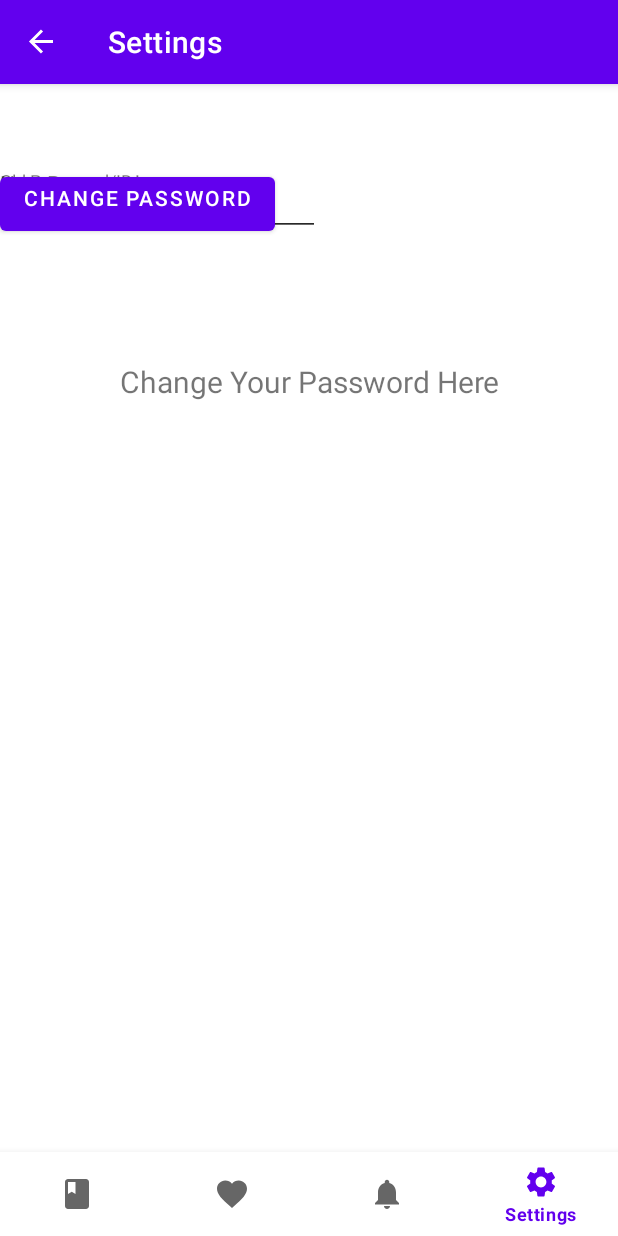
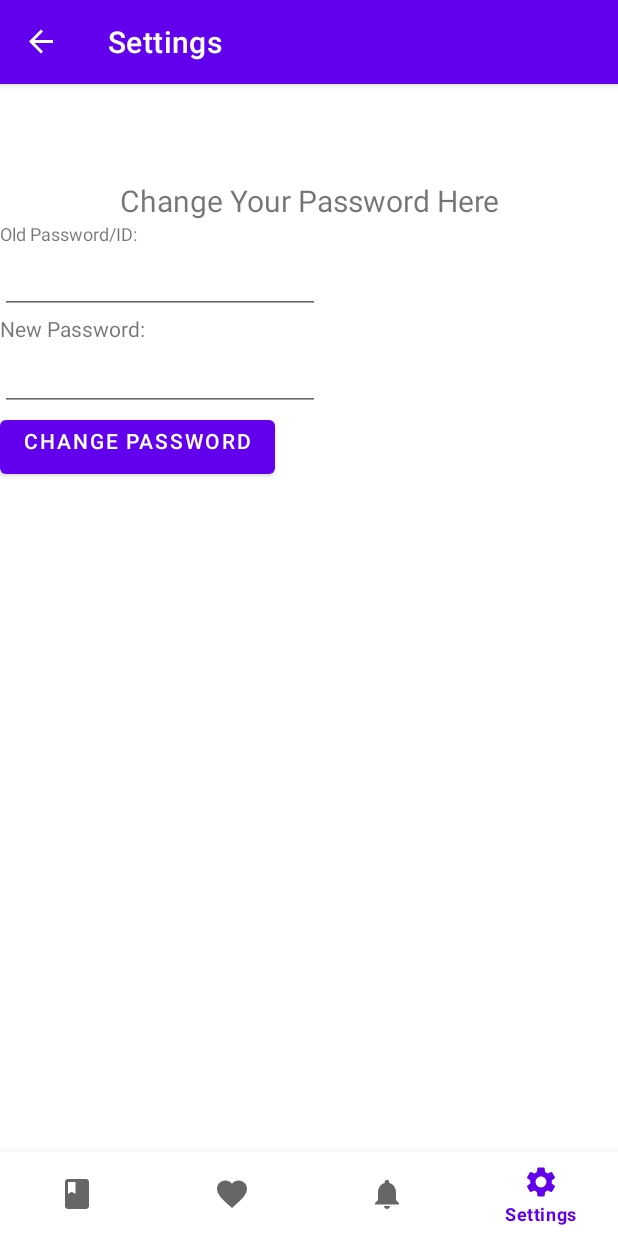
Before and after one commit to sebas23456/ASAppDevFinalProject, an Android app: the SettingsFragment screen opened through its navigation route, on a phone screen of 412 x 824 dp. Run offline under Robolectric (Android 15) with nearby library versions, the phone set to English and light mode, and no system bars; our stand-ins replace navigation-ui.

Commit message:
I made the xml files/text boxes work

```diff
--- a/app/src/main/java/com/example/asappdevfinalproject/ui/settings/SettingsFragment.java
+++ b/app/src/main/java/com/example/asappdevfinalproject/ui/settings/SettingsFragment.java
@@ -7,7 +7,10 @@ import androidx.fragment.app.Fragment;
 import android.view.LayoutInflater;
 import android.view.View;
 import android.view.ViewGroup;
+import android.widget.Button;
+import android.widget.Toast;
 
+import com.example.asappdevfinalproject.MainActivity;
 import com.example.asappdevfinalproject.R;
 
 /**
@@ -16,6 +19,8 @@ import com.example.asappdevfinalproject.R;
  * create an instance of this fragment.
  */
 public class SettingsFragment extends Fragment {
+
+
 
     // TODO: Rename parameter arguments, choose names that match
     // the fragment initialization parameters, e.g. ARG_ITEM_NUMBER
@@ -51,10 +56,23 @@ public class SettingsFragment extends Fragment {
     @Override
     public void onCreate(Bundle savedInstanceState) {
         super.onCreate(savedInstanceState);
+
+//        Button changePassword = (Button) getView().findViewById(R.id.pass_button);
+//        changePassword.setOnClickListener(new View.OnClickListener() {
+//            public void onClick(View v) {
+////                Toast.makeText(getActivity(),"You have changed your password!",Toast.LENGTH_SHORT).show();
+//            }
+//        });
+
+
+
         if (getArguments() != null) {
             mParam1 = getArguments().getString(ARG_PARAM1);
             mParam2 = getArguments().getString(ARG_PARAM2);
         }
+    }
+
+    private void setContentView(int fragment_settings) {
     }
 
     @Override
@@ -63,4 +81,7 @@ public class SettingsFragment extends Fragment {
         // Inflate the layout for this fragment
         return inflater.inflate(R.layout.fragment_settings, container, false);
     }
+
+
+
 }
--- a/app/src/main/res/layout/fragment_settings.xml
+++ b/app/src/main/res/layout/fragment_settings.xml
@@ -1,10 +1,13 @@
 <?xml version="1.0" encoding="utf-8"?>
-<androidx.constraintlayout.widget.ConstraintLayout xmlns:android="http://schemas.android.com/apk/res/android"
+<LinearLayout xmlns:android="http://schemas.android.com/apk/res/android"
     xmlns:app="http://schemas.android.com/apk/res-auto"
     xmlns:tools="http://schemas.android.com/tools"
     android:layout_width="match_parent"
     android:layout_height="match_parent"
-    tools:context=".ui.settings.SettingsFragment">
+    tools:context=".ui.settings.SettingsFragment"
+    android:orientation="vertical">
+
+
 
     <TextView
         android:id="@+id/text_settings"
@@ -75,4 +78,4 @@
         tools:layout_editor_absoluteX="113dp"
         tools:layout_editor_absoluteY="507dp" />
 
-</androidx.constraintlayout.widget.ConstraintLayout>
+</LinearLayout>
```
